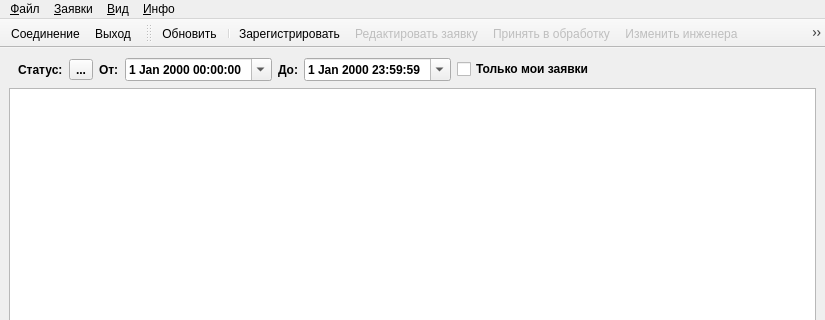
VladimirChotiy/sos_orders, file Application/ui/mainwindow.ui: the form before one commit; both pictures show x 0 to 825 and y 0 to 320 of the 825 by 603 pixel window.
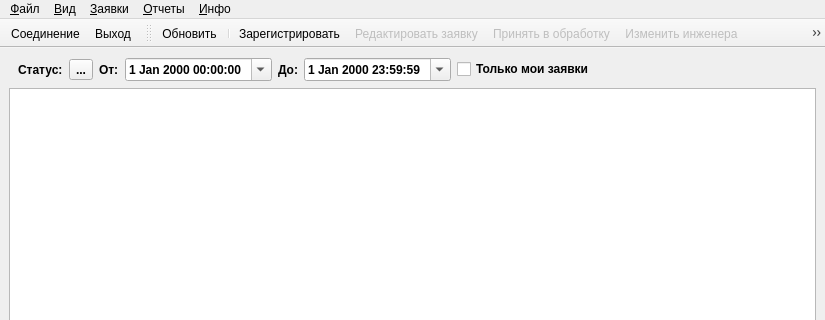
The form after the commit. Icons and pictures are not drawn.

Patch:
```diff
--- a/Application/ui/mainwindow.ui
+++ b/Application/ui/mainwindow.ui
@@ -15,7 +15,13 @@
   </property>
   <property name="windowIcon">
    <iconset resource="../Res.qrc">
-    <normaloff>:/icons/Icons/three-bars.ico</normaloff>:/icons/Icons/three-bars.ico</iconset>
+    <normaloff>:/icons/Icons/app.ico</normaloff>:/icons/Icons/app.ico</iconset>
+  </property>
+  <property name="iconSize">
+   <size>
+    <width>24</width>
+    <height>24</height>
+   </size>
   </property>
   <widget class="QWidget" name="centralwidget">
    <property name="autoFillBackground">
@@ -334,9 +340,19 @@
     <addaction name="separator"/>
     <addaction name="act_AboutQT"/>
    </widget>
+   <widget class="QMenu" name="menu">
+    <property name="title">
+     <string>&amp;Отчеты</string>
+    </property>
+    <addaction name="act_Card"/>
+    <addaction name="act_LiterList"/>
+    <addaction name="separator"/>
+    <addaction name="act_RepDesigner"/>
+   </widget>
    <addaction name="menu_File"/>
-   <addaction name="menuRequests"/>
    <addaction name="menu_View"/>
+   <addaction name="menuRequests"/>
+   <addaction name="menu"/>
    <addaction name="menu_6"/>
   </widget>
   <widget class="QStatusBar" name="statusbar"/>
```
Left out of the diff: 36 changed lines with no effect on the pictures.
